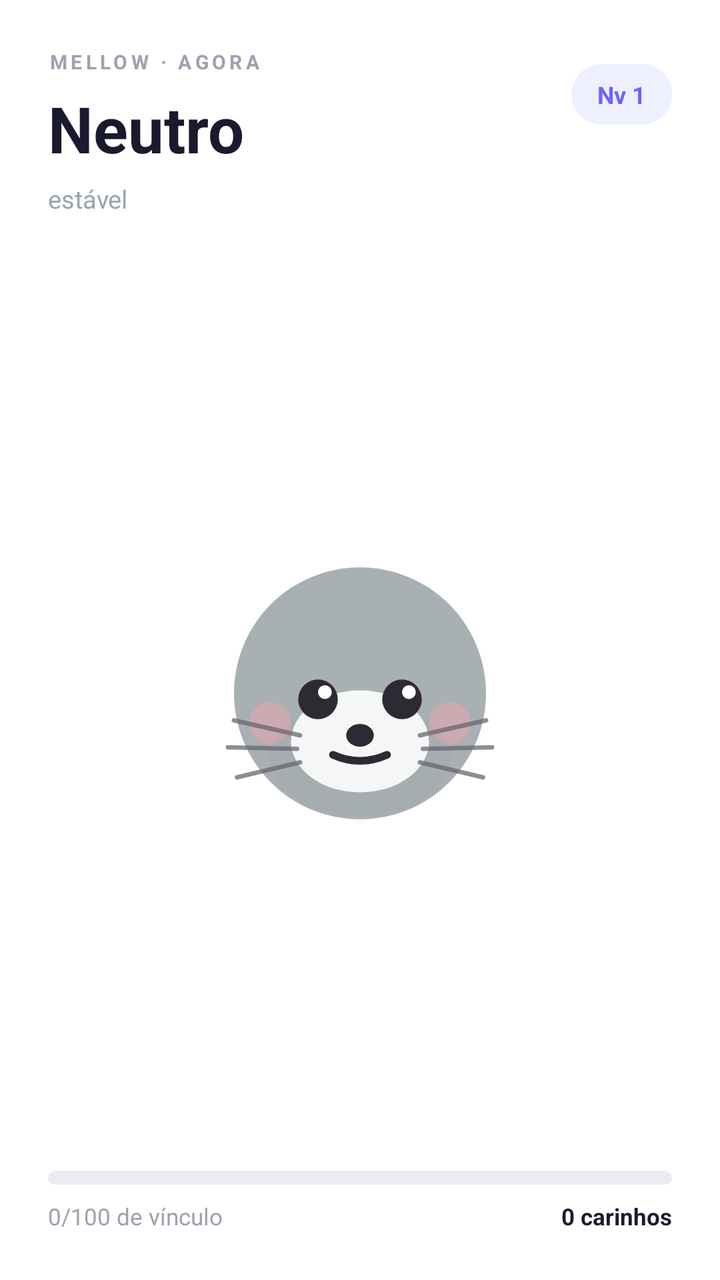
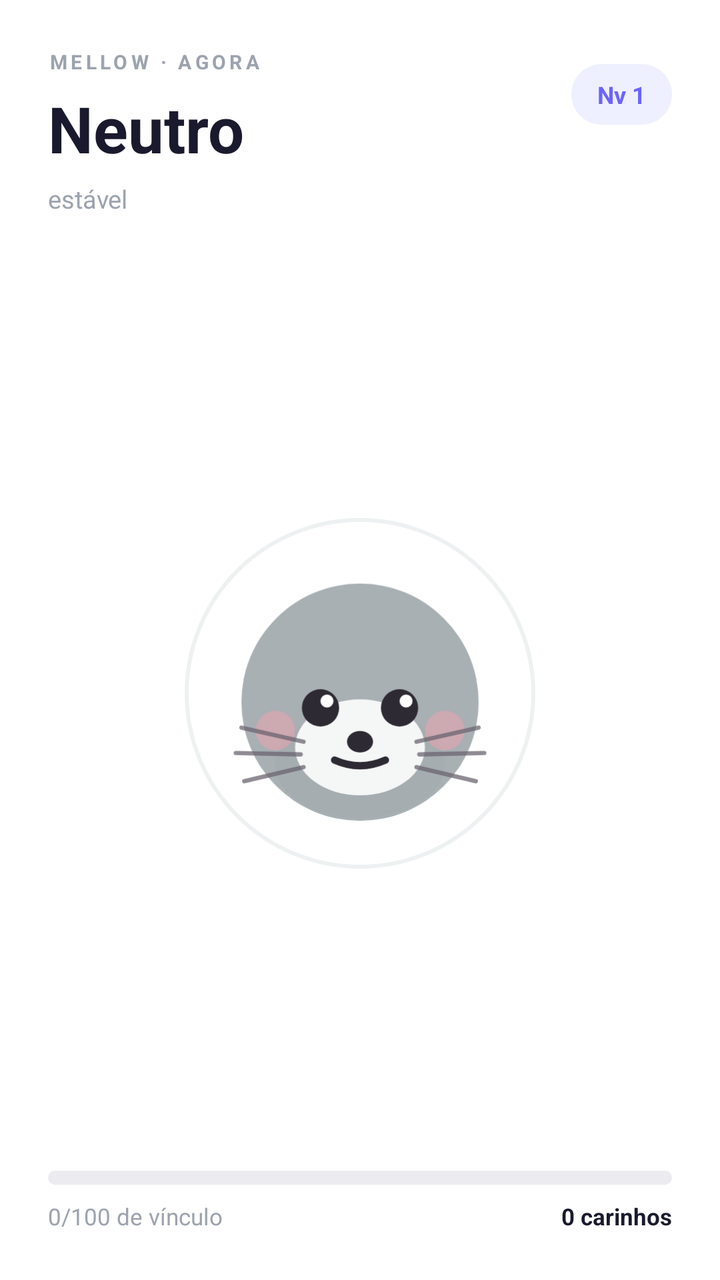

The first picture is an Android layout as it rendered before a commit; the second is the same layout after the commit. The layout source and the unified diff follow.
<!-- AndroidManifest.xml: fallback theme Theme.MaterialComponents.DayNight.NoActionBar -->
<!-- res/layout/widget_hero.xml -->
<?xml version="1.0" encoding="utf-8"?>
<LinearLayout
        xmlns:android="http://schemas.android.com/apk/res/android"
        android:id="@+id/widget_hero_root"
        android:layout_width="match_parent"
        android:layout_height="match_parent"
        android:orientation="vertical"
        android:background="@drawable/widget_card_38"
        android:padding="24dp">

    <LinearLayout
        android:layout_width="match_parent"
        android:layout_height="wrap_content"
        android:orientation="horizontal"
        android:gravity="top"
        android:baselineAligned="false">
        <LinearLayout
        android:layout_width="0dp"
        android:layout_weight="1"
        android:layout_height="wrap_content"
        android:orientation="vertical">
            <TextView
        android:layout_width="wrap_content"
        android:layout_height="wrap_content"
        android:textSize="10sp"
        android:textColor="#9CA3AF"
        android:textStyle="bold"
        android:letterSpacing="0.18"
        android:maxLines="1"
        android:ellipsize="end"
        android:text="MELLOW · AGORA" />
            <TextView
        android:layout_width="wrap_content"
        android:layout_height="wrap_content"
        android:layout_marginTop="5dp"
        android:id="@+id/widget_hero_label"
        android:textSize="32sp"
        android:textColor="#1A1A2E"
        android:textStyle="bold"
        android:maxLines="1"
        android:ellipsize="end"
        android:text="Neutro" />
            <TextView
        android:layout_width="wrap_content"
        android:layout_height="wrap_content"
        android:layout_marginTop="5dp"
        android:id="@+id/widget_hero_variant"
        android:textSize="12.5sp"
        android:textColor="#9CA3AF"
        android:maxLines="1"
        android:ellipsize="end"
        android:text="estável" />
        </LinearLayout>
        <TextView
        android:layout_width="wrap_content"
        android:layout_height="wrap_content"
        android:layout_marginTop="8dp"
        android:id="@+id/widget_hero_level"
        android:textSize="12sp"
        android:textColor="#6C63FF"
        android:textStyle="bold"
        android:maxLines="1"
        android:ellipsize="end"
        android:background="@drawable/widget_pill_pri"
        android:paddingStart="13dp"
        android:paddingEnd="13dp"
        android:paddingTop="7dp"
        android:paddingBottom="7dp"
        android:layout_marginStart="8dp"
        android:text="Nv 1" />
    </LinearLayout>

    <LinearLayout
        android:layout_width="match_parent"
        android:layout_height="0dp"
        android:layout_weight="1"
        android:orientation="horizontal"
        android:gravity="center"
        android:baselineAligned="false">
        <ImageView
        android:layout_width="150dp"
        android:layout_height="150dp"
        android:id="@+id/widget_hero_pet"
        android:src="@drawable/mellow_neutral"
        android:contentDescription="@null" />
    </LinearLayout>

    <ProgressBar
        android:id="@+id/widget_hero_bar"
        style="?android:attr/progressBarStyleHorizontal"
        android:layout_width="match_parent"
        android:layout_height="7dp"
        android:progressDrawable="@drawable/widget_progress"
        android:max="100"
        android:progress="0" />

    <LinearLayout
        android:layout_width="match_parent"
        android:layout_height="wrap_content"
        android:layout_marginTop="8dp"
        android:orientation="horizontal"
        android:gravity="center_vertical"
        android:baselineAligned="false">
        <TextView
        android:layout_width="0dp"
        android:layout_height="wrap_content"
        android:id="@+id/widget_hero_bond"
        android:textSize="11.5sp"
        android:textColor="#9CA3AF"
        android:maxLines="1"
        android:ellipsize="end"
        android:layout_weight="1"
        android:text="0/100 de vínculo" />
        <TextView
        android:layout_width="wrap_content"
        android:layout_height="wrap_content"
        android:id="@+id/widget_hero_pets"
        android:textSize="11.5sp"
        android:textColor="#1A1A2E"
        android:textStyle="bold"
        android:maxLines="1"
        android:ellipsize="end"
        android:text="0 carinhos" />
    </LinearLayout>
</LinearLayout>
<!-- resources referenced by this layout -->
<resources>
  <!-- unchanged entries left out for length: 4 -->
</resources>

<!-- the commit's change to res/layout/widget_hero.xml (unified diff, before → after) -->
@@ -77,12 +77,150 @@
         android:orientation="horizontal"
         android:gravity="center"
         android:baselineAligned="false">
-        <ImageView
-        android:layout_width="150dp"
-        android:layout_height="150dp"
-        android:id="@+id/widget_hero_pet"
-        android:src="@drawable/mellow_neutral"
-        android:contentDescription="@null" />
+        
+        <FrameLayout
+            android:layout_width="182dp"
+            android:layout_height="182dp">
+            <ViewFlipper
+                android:id="@+id/widget_hero_halo_anim"
+                android:layout_width="match_parent"
+                android:layout_height="match_parent"
+                android:flipInterval="260"
+                android:autoStart="true">
+                <ImageView
+                    android:id="@+id/widget_hero_halo_anim_0"
+                    android:layout_width="match_parent"
+                    android:layout_height="match_parent"
+                    android:src="@drawable/widget_halo_neutral_0"
+                    android:contentDescription="@null" />
+                <ImageView
+                    android:id="@+id/widget_hero_halo_anim_1"
+                    android:layout_width="match_parent"
+                    android:layout_height="match_parent"
+                    android:src="@drawable/widget_halo_neutral_1"
+                    android:contentDescription="@null" />
+                <ImageView
+                    android:id="@+id/widget_hero_halo_anim_2"
+                    android:layout_width="match_parent"
+                    android:layout_height="match_parent"
+                    android:src="@drawable/widget_halo_neutral_2"
+                    android:contentDescription="@null" />
+                <ImageView
+                    android:id="@+id/widget_hero_halo_anim_3"
+                    android:layout_width="match_parent"
+                    android:layout_height="match_parent"
+                    android:src="@drawable/widget_halo_neutral_3"
+                    android:contentDescription="@null" />
+                <ImageView
+                    android:id="@+id/widget_hero_halo_anim_4"
+                    android:layout_width="match_parent"
+                    android:layout_height="match_parent"
+                    android:src="@drawable/widget_halo_neutral_4"
+                    android:contentDescription="@null" />
+                <ImageView
+                    android:id="@+id/widget_hero_halo_anim_5"
+                    android:layout_width="match_parent"
+                    android:layout_height="match_parent"
+                    android:src="@drawable/widget_halo_neutral_5"
+                    android:contentDescription="@null" />
+                <ImageView
+                    android:id="@+id/widget_hero_halo_anim_6"
+                    android:layout_width="match_parent"
+                    android:layout_height="match_parent"
+                    android:src="@drawable/widget_halo_neutral_6"
+                    android:contentDescription="@null" />
+                <ImageView
+                    android:id="@+id/widget_hero_halo_anim_7"
+                    android:layout_width="match_parent"
+                    android:layout_height="match_parent"
+                    android:src="@drawable/widget_halo_neutral_7"
+                    android:contentDescription="@null" />
+                <ImageView
+                    android:id="@+id/widget_hero_halo_anim_8"
+                    android:layout_width="match_parent"
+                    android:layout_height="match_parent"
+                    android:src="@drawable/widget_halo_neutral_8"
+                    android:contentDescription="@null" />
+                <ImageView
+                    android:id="@+id/widget_hero_halo_anim_9"
+                    android:layout_width="match_parent"
+                    android:layout_height="match_parent"
+                    android:src="@drawable/widget_halo_neutral_9"
+                    android:contentDescription="@null" />
+            </ViewFlipper>
+            <FrameLayout
+                android:layout_width="150dp"
+                android:layout_height="150dp"
+                android:layout_gravity="center">
+                <ViewFlipper
+                    android:id="@+id/widget_hero_pet_anim"
+                    android:layout_width="150dp"
+                    android:layout_height="150dp"
+                    android:flipInterval="550"
+                    android:autoStart="true">
+                    <ImageView
+                        android:id="@+id/widget_hero_pet_anim_0"
+                        android:layout_width="match_parent"
+                        android:layout_height="match_parent"
+                        android:src="@drawable/widget_float_neutral_0"
+                        android:contentDescription="@null" />
+                    <ImageView
+                        android:id="@+id/widget_hero_pet_anim_1"
+                        android:layout_width="match_parent"
+                        android:layout_height="match_parent"
+                        android:src="@drawable/widget_float_neutral_1"
+                        android:contentDescription="@null" />
+                    <ImageView
+                        android:id="@+id/widget_hero_pet_anim_2"
+                        android:layout_width="match_parent"
+                        android:layout_height="match_parent"
+                        android:src="@drawable/widget_float_neutral_2"
+                        android:contentDescription="@null" />
+                    <ImageView
+                        android:id="@+id/widget_hero_pet_anim_3"
+                        android:layout_width="match_parent"
+                        android:layout_height="match_parent"
+                        android:src="@drawable/widget_float_neutral_3"
+                        android:contentDescription="@null" />
+                    <ImageView
+                        android:id="@+id/widget_hero_pet_anim_4"
+                        android:layout_width="match_parent"
+                        android:layout_height="match_parent"
+                        android:src="@drawable/widget_float_neutral_4"
+                        android:contentDescription="@null" />
+                    <ImageView
+                        android:id="@+id/widget_hero_pet_anim_5"
+                        android:layout_width="match_parent"
+                        android:layout_height="match_parent"
+                        android:src="@drawable/widget_float_neutral_5"
+                        android:contentDescription="@null" />
+                    <ImageView
+                        android:id="@+id/widget_hero_pet_anim_6"
+                        android:layout_width="match_parent"
+                        android:layout_height="match_parent"
+                        android:src="@drawable/widget_float_neutral_6"
+                        android:contentDescription="@null" />
+                    <ImageView
+                        android:id="@+id/widget_hero_pet_anim_7"
+                        android:layout_width="match_parent"
+                        android:layout_height="match_parent"
+                        android:src="@drawable/widget_float_neutral_7"
+                        android:contentDescription="@null" />
+                    <ImageView
+                        android:id="@+id/widget_hero_pet_anim_8"
+                        android:layout_width="match_parent"
+                        android:layout_height="match_parent"
+                        android:src="@drawable/widget_float_neutral_8"
+                        android:contentDescription="@null" />
+                    <ImageView
+                        android:id="@+id/widget_hero_pet_anim_9"
+                        android:layout_width="match_parent"
+                        android:layout_height="match_parent"
+                        android:src="@drawable/widget_float_neutral_9"
+                        android:contentDescription="@null" />
+                </ViewFlipper>
+            </FrameLayout>
+        </FrameLayout>
     </LinearLayout>
 
     <ProgressBar
<!-- resource entries referenced after the edit -->
@@ -1,5 +1,185 @@
 <!-- resources referenced by this layout -->
 <resources>
+  <!-- drawable widget_float_neutral_0 (drawable) -->
+  <?xml version="1.0" encoding="utf-8"?>
+  <rotate xmlns:android="http://schemas.android.com/apk/res/android"
+      android:fromDegrees="-0.00"
+      android:toDegrees="-0.00"
+      android:pivotX="50%"
+      android:pivotY="50%">
+    <inset android:insetTop="6.0dp" android:insetBottom="0.0dp"
+           android:drawable="@drawable/mellow_neutral" />
+  </rotate>
+  <!-- drawable widget_float_neutral_1 (drawable) -->
+  <?xml version="1.0" encoding="utf-8"?>
+  <rotate xmlns:android="http://schemas.android.com/apk/res/android"
+      android:fromDegrees="-0.14"
+      android:toDegrees="-0.14"
+      android:pivotX="50%"
+      android:pivotY="50%">
+    <inset android:insetTop="5.4dp" android:insetBottom="0.6dp"
+           android:drawable="@drawable/mellow_neutral" />
+  </rotate>
+  <!-- drawable widget_float_neutral_2 (drawable) -->
+  <?xml version="1.0" encoding="utf-8"?>
+  <rotate xmlns:android="http://schemas.android.com/apk/res/android"
+      android:fromDegrees="-0.52"
+      android:toDegrees="-0.52"
+      android:pivotX="50%"
+      android:pivotY="50%">
+    <inset android:insetTop="3.9dp" android:insetBottom="2.1dp"
+           android:drawable="@drawable/mellow_neutral" />
+  </rotate>
+  <!-- drawable widget_float_neutral_3 (drawable) -->
+  <?xml version="1.0" encoding="utf-8"?>
+  <rotate xmlns:android="http://schemas.android.com/apk/res/android"
+      android:fromDegrees="-0.98"
+      android:toDegrees="-0.98"
+      android:pivotX="50%"
+      android:pivotY="50%">
+    <inset android:insetTop="2.1dp" android:insetBottom="3.9dp"
+           android:drawable="@drawable/mellow_neutral" />
+  </rotate>
+  <!-- drawable widget_float_neutral_4 (drawable) -->
+  <?xml version="1.0" encoding="utf-8"?>
+  <rotate xmlns:android="http://schemas.android.com/apk/res/android"
+      android:fromDegrees="-1.36"
+      android:toDegrees="-1.36"
+      android:pivotX="50%"
+      android:pivotY="50%">
+    <inset android:insetTop="0.6dp" android:insetBottom="5.4dp"
+           android:drawable="@drawable/mellow_neutral" />
+  </rotate>
+  <!-- drawable widget_float_neutral_5 (drawable) -->
+  <?xml version="1.0" encoding="utf-8"?>
+  <rotate xmlns:android="http://schemas.android.com/apk/res/android"
+      android:fromDegrees="-1.50"
+      android:toDegrees="-1.50"
+      android:pivotX="50%"
+      android:pivotY="50%">
+    <inset android:insetTop="0.0dp" android:insetBottom="6.0dp"
+           android:drawable="@drawable/mellow_neutral" />
+  </rotate>
+  <!-- drawable widget_float_neutral_6 (drawable) -->
+  <?xml version="1.0" encoding="utf-8"?>
+  <rotate xmlns:android="http://schemas.android.com/apk/res/android"
+      android:fromDegrees="-1.36"
+      android:toDegrees="-1.36"
+      android:pivotX="50%"
+      android:pivotY="50%">
+    <inset android:insetTop="0.6dp" android:insetBottom="5.4dp"
+           android:drawable="@drawable/mellow_neutral" />
+  </rotate>
+  <!-- drawable widget_float_neutral_7 (drawable) -->
+  <?xml version="1.0" encoding="utf-8"?>
+  <rotate xmlns:android="http://schemas.android.com/apk/res/android"
+      android:fromDegrees="-0.98"
+      android:toDegrees="-0.98"
+      android:pivotX="50%"
+      android:pivotY="50%">
+    <inset android:insetTop="2.1dp" android:insetBottom="3.9dp"
+           android:drawable="@drawable/mellow_neutral" />
+  </rotate>
+  <!-- drawable widget_float_neutral_8 (drawable) -->
+  <?xml version="1.0" encoding="utf-8"?>
+  <rotate xmlns:android="http://schemas.android.com/apk/res/android"
+      android:fromDegrees="-0.52"
+      android:toDegrees="-0.52"
+      android:pivotX="50%"
+      android:pivotY="50%">
+    <inset android:insetTop="3.9dp" android:insetBottom="2.1dp"
+           android:drawable="@drawable/mellow_neutral" />
+  </rotate>
+  <!-- drawable widget_float_neutral_9 (drawable) -->
+  <?xml version="1.0" encoding="utf-8"?>
+  <rotate xmlns:android="http://schemas.android.com/apk/res/android"
+      android:fromDegrees="-0.14"
+      android:toDegrees="-0.14"
+      android:pivotX="50%"
+      android:pivotY="50%">
+    <inset android:insetTop="5.4dp" android:insetBottom="0.6dp"
+           android:drawable="@drawable/mellow_neutral" />
+  </rotate>
+  <!-- drawable widget_halo_neutral_0 (drawable) -->
+  <?xml version="1.0" encoding="utf-8"?>
+  <inset xmlns:android="http://schemas.android.com/apk/res/android"
+      android:inset="3.6dp">
+    <shape android:shape="oval">
+      <stroke android:width="2dp" android:color="#38B2BEC3" />
+    </shape>
+  </inset>
+  <!-- drawable widget_halo_neutral_1 (drawable) -->
+  <?xml version="1.0" encoding="utf-8"?>
+  <inset xmlns:android="http://schemas.android.com/apk/res/android"
+      android:inset="3.3dp">
+    <shape android:shape="oval">
+      <stroke android:width="2dp" android:color="#3FB2BEC3" />
+    </shape>
+  </inset>
+  <!-- drawable widget_halo_neutral_2 (drawable) -->
+  <?xml version="1.0" encoding="utf-8"?>
+  <inset xmlns:android="http://schemas.android.com/apk/res/android"
+      android:inset="2.4dp">
+    <shape android:shape="oval">
+      <stroke android:width="2dp" android:color="#51B2BEC3" />
+    </shape>
+  </inset>
+  <!-- drawable widget_halo_neutral_3 (drawable) -->
+  <?xml version="1.0" encoding="utf-8"?>
+  <inset xmlns:android="http://schemas.android.com/apk/res/android"
+      android:inset="1.3dp">
+    <shape android:shape="oval">
+      <stroke android:width="2dp" android:color="#67B2BEC3" />
+    </shape>
+  </inset>
+  <!-- drawable widget_halo_neutral_4 (drawable) -->
+  <?xml version="1.0" encoding="utf-8"?>
+  <inset xmlns:android="http://schemas.android.com/apk/res/android"
+      android:inset="0.3dp">
+    <shape android:shape="oval">
+      <stroke android:width="2dp" android:color="#79B2BEC3" />
+    </shape>
+  </inset>
+  <!-- drawable widget_halo_neutral_5 (drawable) -->
+  <?xml version="1.0" encoding="utf-8"?>
+  <inset xmlns:android="http://schemas.android.com/apk/res/android"
+      android:inset="0.0dp">
+    <shape android:shape="oval">
+      <stroke android:width="2dp" android:color="#80B2BEC3" />
+    </shape>
+  </inset>
+  <!-- drawable widget_halo_neutral_6 (drawable) -->
+  <?xml version="1.0" encoding="utf-8"?>
+  <inset xmlns:android="http://schemas.android.com/apk/res/android"
+      android:inset="0.3dp">
+    <shape android:shape="oval">
+      <stroke android:width="2dp" android:color="#79B2BEC3" />
+    </shape>
+  </inset>
+  <!-- drawable widget_halo_neutral_7 (drawable) -->
+  <?xml version="1.0" encoding="utf-8"?>
+  <inset xmlns:android="http://schemas.android.com/apk/res/android"
+      android:inset="1.3dp">
+    <shape android:shape="oval">
+      <stroke android:width="2dp" android:color="#67B2BEC3" />
+    </shape>
+  </inset>
+  <!-- drawable widget_halo_neutral_8 (drawable) -->
+  <?xml version="1.0" encoding="utf-8"?>
+  <inset xmlns:android="http://schemas.android.com/apk/res/android"
+      android:inset="2.4dp">
+    <shape android:shape="oval">
+      <stroke android:width="2dp" android:color="#51B2BEC3" />
+    </shape>
+  </inset>
+  <!-- drawable widget_halo_neutral_9 (drawable) -->
+  <?xml version="1.0" encoding="utf-8"?>
+  <inset xmlns:android="http://schemas.android.com/apk/res/android"
+      android:inset="3.3dp">
+    <shape android:shape="oval">
+      <stroke android:width="2dp" android:color="#3FB2BEC3" />
+    </shape>
+  </inset>
   <!-- unchanged entries left out for length: 4 -->
 </resources>
 
